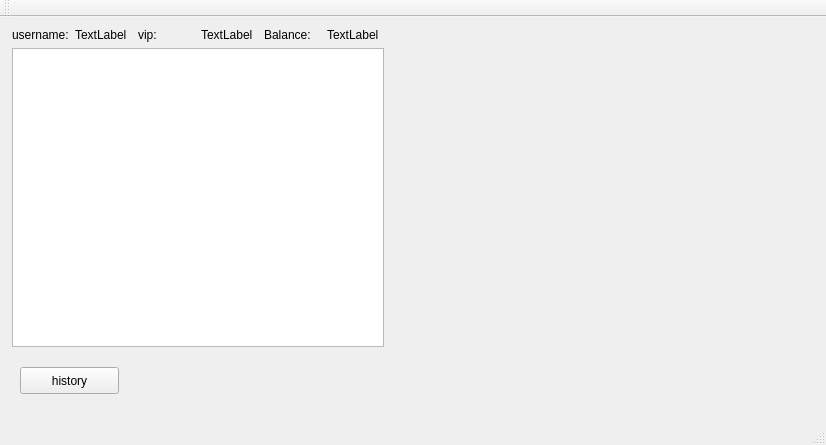
This is dvdclient/dvdclient.ui in stork2345/mycpp as Qt 5 draws it before an edit. The edited form follows.
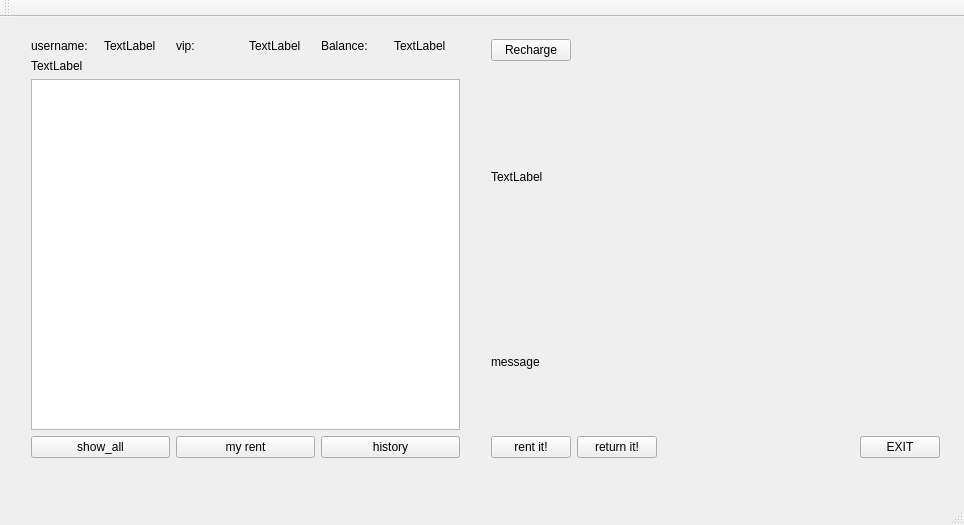
This is the edited form.

Diff of the .ui file:
```diff
--- a/dvdclient/dvdclient.ui
+++ b/dvdclient/dvdclient.ui
@@ -6,36 +6,25 @@
    <rect>
     <x>0</x>
     <y>0</y>
-    <width>826</width>
-    <height>445</height>
+    <width>964</width>
+    <height>525</height>
    </rect>
   </property>
   <property name="windowTitle">
    <string>dvdclient</string>
   </property>
   <widget class="QWidget" name="centralWidget">
-   <widget class="QPushButton" name="Btn_his">
+   <widget class="QWidget" name="layoutWidget">
     <property name="geometry">
      <rect>
       <x>20</x>
-      <y>350</y>
-      <width>99</width>
-      <height>27</height>
+      <y>11</y>
+      <width>451</width>
+      <height>441</height>
      </rect>
     </property>
-    <property name="text">
-     <string>history</string>
-    </property>
-   </widget>
-   <widget class="QWidget" name="">
-    <property name="geometry">
-     <rect>
-      <x>1</x>
-      <y>0</y>
-      <width>394</width>
-      <height>341</height>
-     </rect>
-    </property>
+    <layout class="QVBoxLayout" name="verticalLayout_2">
+     <item>
     <layout class="QVBoxLayout" name="verticalLayout">
      <item>
       <layout class="QHBoxLayout" name="horizontalLayout_4">
@@ -95,6 +84,19 @@
        </item>
       </layout>
      </item>
+       <item>
+        <widget class="QLabel" name="label_2">
+         <property name="minimumSize">
+          <size>
+           <width>0</width>
+           <height>0</height>
+          </size>
+         </property>
+         <property name="text">
+          <string>TextLabel</string>
+         </property>
+        </widget>
+       </item>
      <item>
       <widget class="QTableWidget" name="rented_tab">
        <property name="editTriggers">
@@ -106,6 +108,162 @@
       </widget>
      </item>
     </layout>
+     </item>
+     <item>
+      <layout class="QHBoxLayout" name="horizontalLayout_5">
+       <item>
+        <widget class="QPushButton" name="Btn_show">
+         <property name="text">
+          <string>show_all</string>
+         </property>
+        </widget>
+       </item>
+       <item>
+        <widget class="QPushButton" name="Btn_my">
+         <property name="text">
+          <string>my rent</string>
+         </property>
+        </widget>
+       </item>
+       <item>
+        <widget class="QPushButton" name="Btn_his">
+         <property name="text">
+          <string>history</string>
+         </property>
+        </widget>
+       </item>
+      </layout>
+     </item>
+    </layout>
+   </widget>
+   <widget class="QWidget" name="">
+    <property name="geometry">
+     <rect>
+      <x>480</x>
+      <y>11</y>
+      <width>471</width>
+      <height>441</height>
+     </rect>
+    </property>
+    <layout class="QVBoxLayout" name="verticalLayout_6">
+     <item>
+      <layout class="QHBoxLayout" name="horizontalLayout_7">
+       <item>
+        <widget class="QPushButton" name="brn_recharge">
+         <property name="text">
+          <string>Recharge</string>
+         </property>
+        </widget>
+       </item>
+       <item>
+        <spacer name="horizontalSpacer_2">
+         <property name="orientation">
+          <enum>Qt::Horizontal</enum>
+         </property>
+         <property name="sizeHint" stdset="0">
+          <size>
+           <width>348</width>
+           <height>17</height>
+          </size>
+         </property>
+        </spacer>
+       </item>
+      </layout>
+     </item>
+     <item>
+      <layout class="QVBoxLayout" name="verticalLayout_5">
+       <item>
+        <widget class="QLabel" name="pic_lab">
+         <property name="minimumSize">
+          <size>
+           <width>260</width>
+           <height>220</height>
+          </size>
+         </property>
+         <property name="text">
+          <string>TextLabel</string>
+         </property>
+        </widget>
+       </item>
+       <item>
+        <layout class="QHBoxLayout" name="horizontalLayout_8">
+         <item>
+          <layout class="QVBoxLayout" name="verticalLayout_3">
+           <item>
+            <widget class="QLabel" name="message">
+             <property name="sizePolicy">
+              <sizepolicy hsizetype="Preferred" vsizetype="Preferred">
+               <horstretch>0</horstretch>
+               <verstretch>0</verstretch>
+              </sizepolicy>
+             </property>
+             <property name="text">
+              <string>message</string>
+             </property>
+            </widget>
+           </item>
+           <item>
+            <layout class="QHBoxLayout" name="horizontalLayout_6">
+             <item>
+              <widget class="QPushButton" name="Btn_rent">
+               <property name="text">
+                <string>rent it!</string>
+               </property>
+              </widget>
+             </item>
+             <item>
+              <widget class="QPushButton" name="Btn_ret">
+               <property name="text">
+                <string>return it!</string>
+               </property>
+              </widget>
+             </item>
+            </layout>
+           </item>
+          </layout>
+         </item>
+         <item>
+          <spacer name="horizontalSpacer">
+           <property name="orientation">
+            <enum>Qt::Horizontal</enum>
+           </property>
+           <property name="sizeHint" stdset="0">
+            <size>
+             <width>108</width>
+             <height>20</height>
+            </size>
+           </property>
+          </spacer>
+         </item>
+         <item>
+          <layout class="QVBoxLayout" name="verticalLayout_4">
+           <item>
+            <spacer name="verticalSpacer">
+             <property name="orientation">
+              <enum>Qt::Vertical</enum>
+             </property>
+             <property name="sizeHint" stdset="0">
+              <size>
+               <width>20</width>
+               <height>18</height>
+              </size>
+             </property>
+            </spacer>
+           </item>
+           <item>
+            <widget class="QPushButton" name="Btn_EXIT">
+             <property name="text">
+              <string>EXIT</string>
+             </property>
+            </widget>
+           </item>
+          </layout>
+         </item>
+        </layout>
+       </item>
+      </layout>
+     </item>
+    </layout>
    </widget>
   </widget>
   <widget class="QMenuBar" name="menuBar">
```
Left out of the diff: 2 changed lines with no effect on the pictures. Lines whose indentation alone changed are shown as unchanged.
